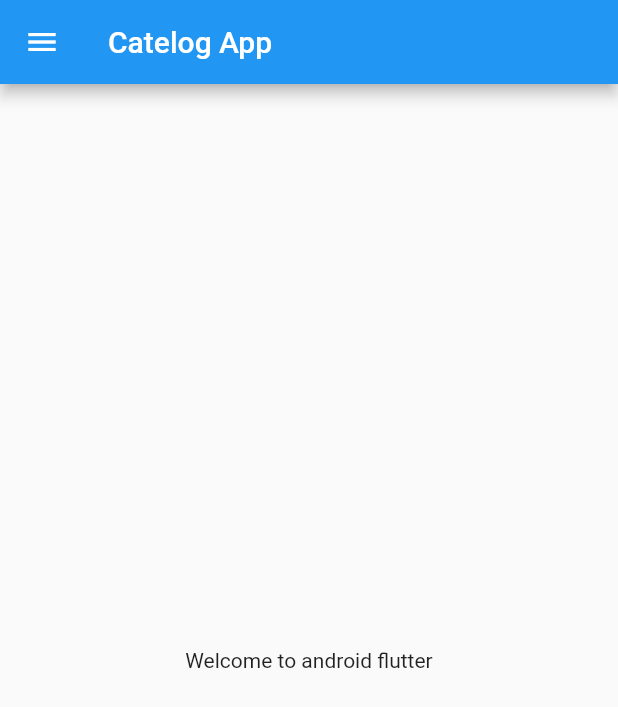
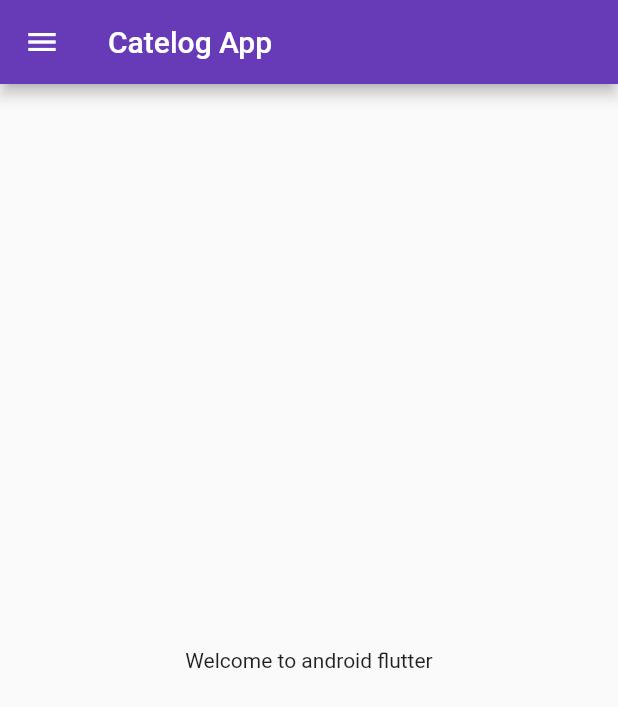
Before and after one commit to Ankit006/flutter_catalog, a Flutter app: the screen it shows after launch, on a phone screen of 412 x 824 dp. Shown: the top 707 px of the screen. Run offline on Flutter 3.47's test engine with Material 2 defaults, Android fonts, the phone set to English and light mode, and no system bars.

Commit message:
day 3 completed

```diff
--- a/lib/main.dart
+++ b/lib/main.dart
@@ -1,5 +1,6 @@
+import 'package:course/pages/login_page.dart';
 import 'package:flutter/material.dart';
-import 'home_page.dart';
+import 'pages/home_page.dart';
 
 void main() {
   runApp(MyApp());
@@ -9,6 +10,16 @@ class MyApp extends StatelessWidget {
   // This widget is the root of your application.
   @override
   Widget build(BuildContext context) {
-    return MaterialApp(home: HomePage());
+    return MaterialApp(
+      themeMode: ThemeMode.light,
+      darkTheme: ThemeData(brightness: Brightness.dark),
+      theme: ThemeData(primarySwatch: Colors.deepPurple),
+      initialRoute: "/home",
+      routes: {
+        "/": (context) => Loginpage(),
+        "/login": (context) => Loginpage(),
+        "/home": (context) => HomePage(),
+      },
+    );
   }
 }
```
Also changed, not shown: lib/pages/login_page.dart (added, +18 -0 lines), lib/pages/home_page.dart (renamed from lib/home_page.dart).
